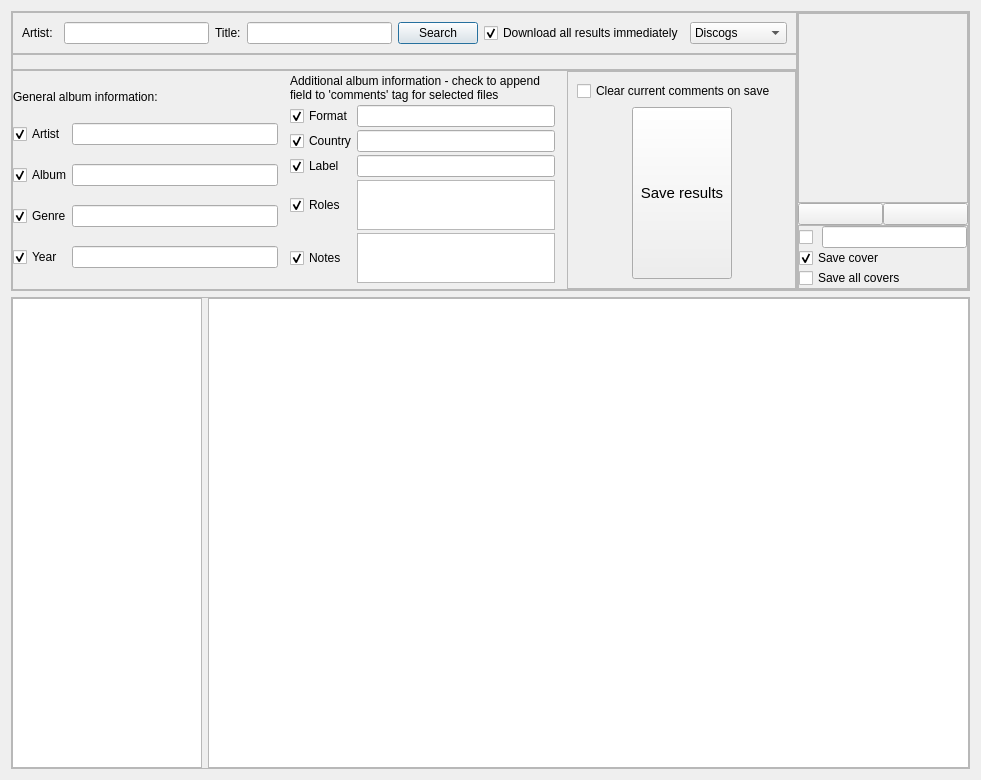
Old version of the form searchDialog.ui in the repository ivareske/TagEditor.
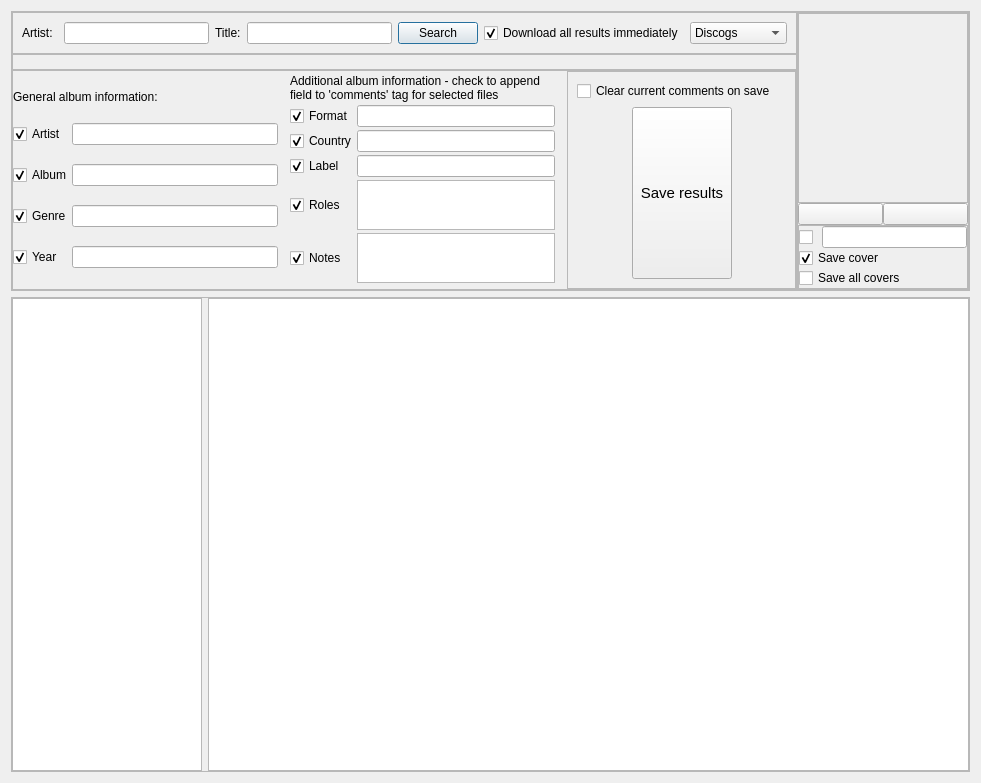
New version of the form. Icons and pictures are not drawn.

Patch:
```diff
--- a/searchDialog.ui
+++ b/searchDialog.ui
@@ -7,7 +7,7 @@
     <x>0</x>
     <y>0</y>
     <width>981</width>
-    <height>780</height>
+    <height>783</height>
    </rect>
   </property>
   <property name="windowTitle">
```
